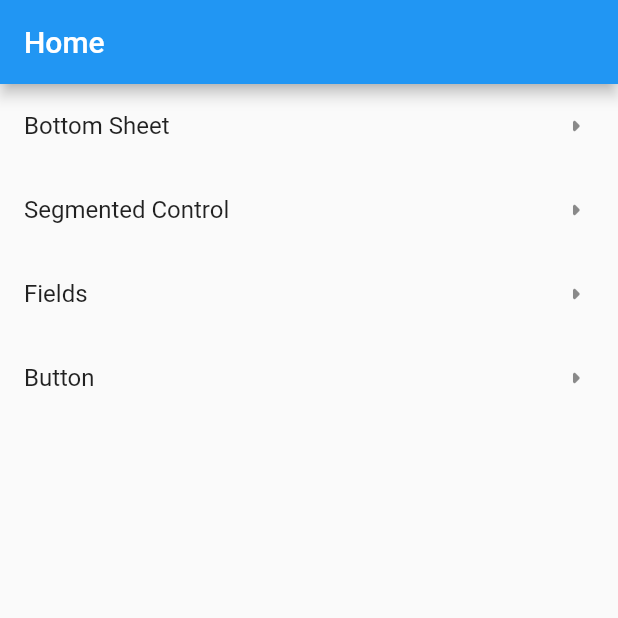
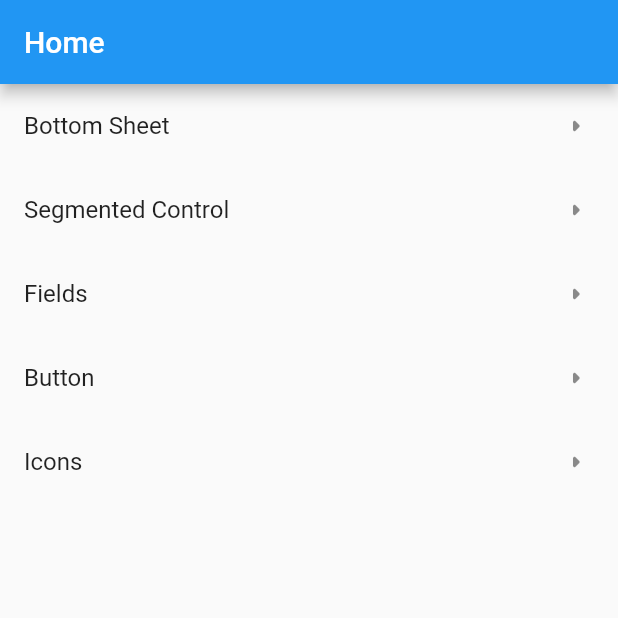
Before and after one commit to Sykyapps/aegis, a Flutter app: the screen it shows after launch, on a phone screen of 412 x 824 dp, the top half of it. Run offline on Flutter 3.47's test engine with Material 2 defaults, Android fonts, the light colour scheme and no system bars; our stand-ins replace azlistview, flutter_hooks, flutter_screenutil, flutter_spinkit, flutter_svg, form_validator and 2 more; missing offline and left inert: number_text_input_formatter.

Commit message:
Fix: Icons (#3)

```diff
--- a/example/lib/core/navigation/router.dart
+++ b/example/lib/core/navigation/router.dart
@@ -1,3 +1,4 @@
+import 'package:aegis_app/features/icons/icons_screen.dart';
 import 'package:flutter/material.dart';
 import 'package:go_router/go_router.dart';
 
@@ -52,6 +53,13 @@ class AppRouter {
           return const ButtonScreen();
         },
       ),
+      GoRoute(
+        name: AegisScreen.icons.name,
+        path: AegisScreen.icons.path,
+        builder: (context, state) {
+          return const IconsScreen();
+        },
+      ),
     ],
     errorBuilder: (context, state) {
       return Scaffold(
--- a/example/lib/core/navigation/screens.dart
+++ b/example/lib/core/navigation/screens.dart
@@ -5,7 +5,8 @@ enum AegisScreen {
   card,
   bottomsheet,
   chip,
-  segmentedControl
+  segmentedControl,
+  icons,
 }
 
 extension AegisScreenX on AegisScreen {
@@ -21,6 +22,8 @@ extension AegisScreenX on AegisScreen {
         return '/field';
       case AegisScreen.button:
         return '/button';
+      case AegisScreen.icons:
+        return '/icons';
       default:
         return '/';
     }
@@ -38,6 +41,8 @@ extension AegisScreenX on AegisScreen {
         return 'field';
       case AegisScreen.button:
         return 'button';
+      case AegisScreen.icons:
+        return 'icons';
       default:
         return 'home';
     }
@@ -55,6 +60,8 @@ extension AegisScreenX on AegisScreen {
         return 'Fields';
       case AegisScreen.button:
         return 'Button';
+      case AegisScreen.icons:
+        return 'Icons';
       default:
         return '';
     }
--- a/example/lib/features/home/home_screen.dart
+++ b/example/lib/features/home/home_screen.dart
@@ -48,6 +48,14 @@ class HomeScreen extends StatelessWidget {
               ns.push(AegisScreen.button.path);
             },
           ),
+          ListTile(
+            title: Text(AegisScreen.icons.title),
+            trailing: const Icon(Icons.arrow_right_rounded),
+            onTap: () {
+              /// Go to [IconsScreen]
+              ns.push(AegisScreen.icons.path);
+            },
+          ),
         ],
       ),
     );
--- /dev/null
+++ b/example/lib/features/icons/icons_screen.dart
@@ -0,0 +1,27 @@
+import 'package:aegis/icons.dart';
+import 'package:flutter/material.dart';
+
+class IconsScreen extends StatelessWidget {
+  const IconsScreen({super.key});
+
+  @override
+  Widget build(BuildContext context) {
+    var icons = AegisIcons.all;
+
+    return Scaffold(
+      appBar: AppBar(title: const Text('Icons')),
+      body: ListView.builder(
+        itemCount: icons.length,
+        itemBuilder: (context, index) {
+          var icon = icons.entries.elementAt(index);
+          return ListTile(
+            title: Text(icon.key),
+            trailing: Icon(
+              icon.value,
+            ),
+          );
+        },
+      ),
+    );
+  }
+}
```
Also changed, not shown: lib/assets/svg/system/arrow_down.svg, lib/assets/svg/system/arrow_left.svg, lib/assets/svg/system/arrow_right.svg, lib/assets/svg/system/arrow_up.svg, lib/assets/svg/system/chat.svg, lib/assets/svg/system/flash_fill.svg, lib/assets/svg/system/lock_fill.svg, lib/assets/svg/system/netral.svg, lib/assets/svg/system/order_history.svg, lib/assets/svg/system/question.svg, lib/assets/svg/system/shield_check_fill.svg, lib/assets/svg/system/shield_keyhole_fill.svg, lib/assets/svg/system/verified.svg, lib/fonts/aegis_icons/AegisIcons.ttf, 1 other file.
